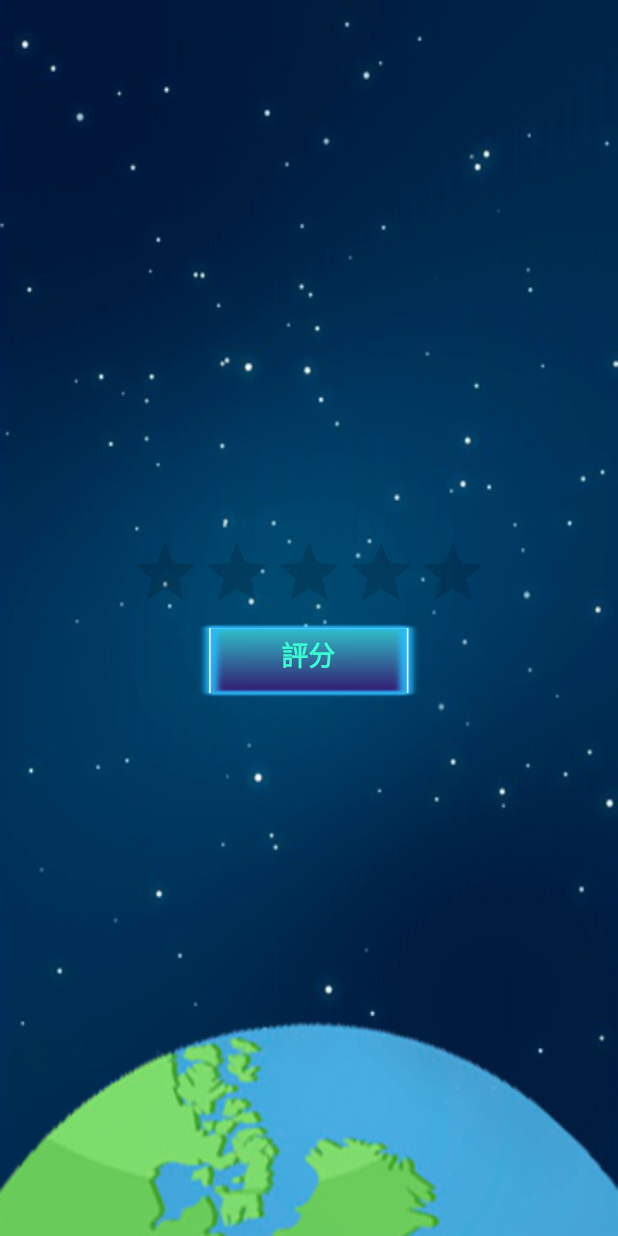
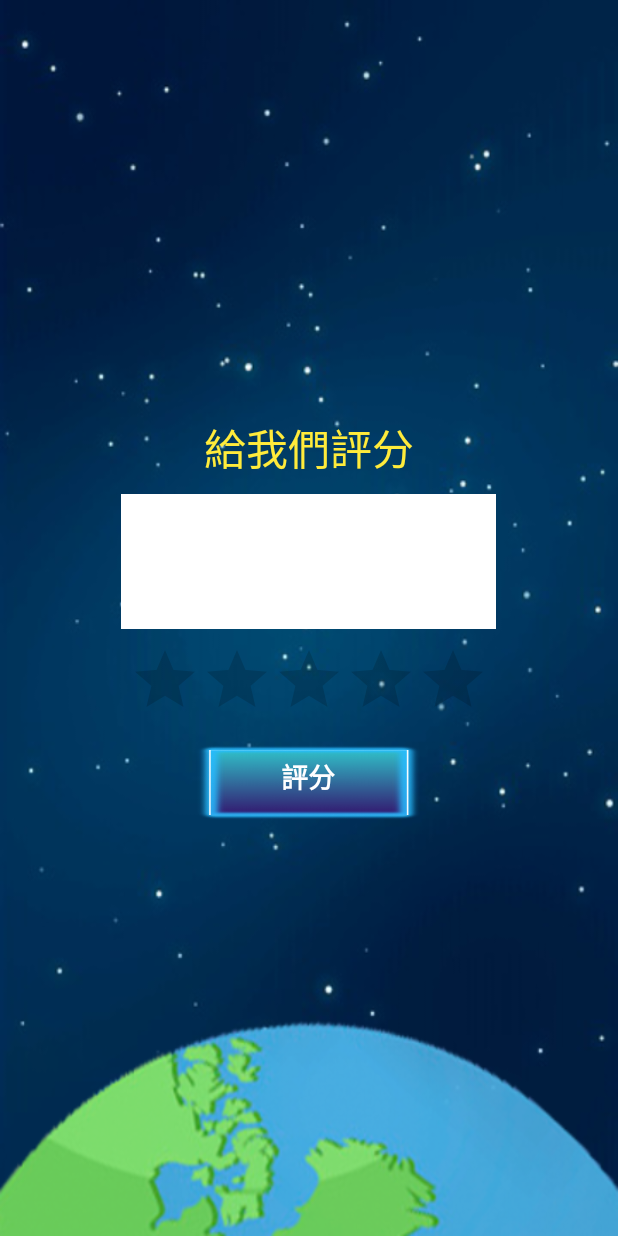
Before and after one commit to ElvisWong213/Mobile_Apps_Project, an Android app: the rating screen opened directly, with no data from a screen before it, on a phone screen of 412 x 824 dp. Run offline under Robolectric (Android 15) with nearby library versions, the phone set to English and light mode, and no system bars.

Commit message:
Update activity_rating.xml

```diff
--- a/app/src/main/res/layout/activity_rating.xml
+++ b/app/src/main/res/layout/activity_rating.xml
@@ -9,12 +9,42 @@
     android:orientation="vertical"
     tools:context=".rating">
 
+    <TextView
+        android:id="@+id/textView7"
+        android:layout_width="match_parent"
+        android:layout_height="wrap_content"
+        android:text="給我們評分"
+        android:textAlignment="center"
+        android:textColor="#FFEB3B"
+        android:textSize="28sp" />
+
+    <Space
+        android:layout_width="match_parent"
+        android:layout_height="10dp" />
+
+    <EditText
+        android:id="@+id/editTextTextMultiLine"
+        android:layout_width="250dp"
+        android:layout_height="90dp"
+        android:background="#FFFFFF"
+        android:ems="10"
+        android:gravity="start|top"
+        android:inputType="textMultiLine" />
+
+    <Space
+        android:layout_width="match_parent"
+        android:layout_height="10dp" />
+
     <RatingBar
         android:id="@+id/rating_bar"
         android:layout_width="wrap_content"
         android:layout_height="wrap_content"
         android:numStars="5"
         android:stepSize="0.5" />
+
+    <Space
+        android:layout_width="match_parent"
+        android:layout_height="10dp" />
 
     <FrameLayout
         android:layout_width="wrap_content"
@@ -35,7 +65,7 @@
             android:layout_gravity="bottom|center_horizontal"
             android:layout_marginBottom="15dp"
             android:text="評分"
-            android:textColor="#3BFFD1"
+            android:textColor="#FFFFFF"
             android:textSize="18sp"
             android:textStyle="bold" />
 
```
